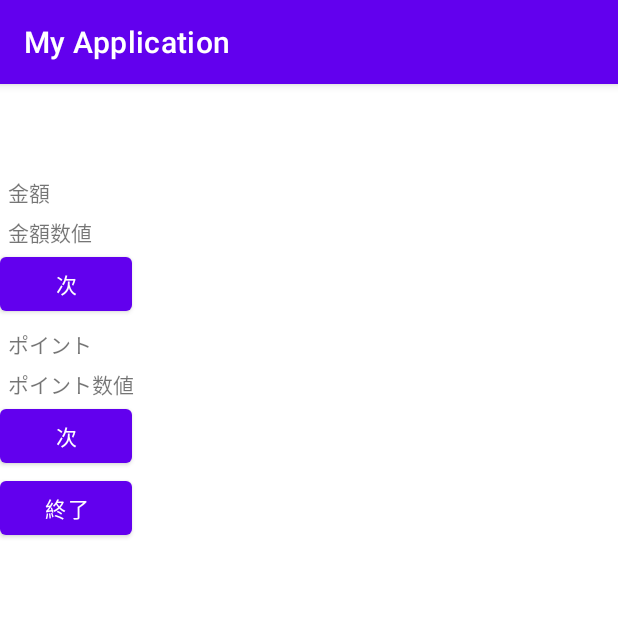
After one commit to tomoya1031/android-practice, an Android app: the Total screen opened directly, with no data from a screen before it, on a phone screen of 412 x 824 dp, the top half of it. The commit adds this screen. Run offline under Robolectric (Android 15) with nearby library versions, the phone set to English and light mode, and no system bars; 2 statements that could not run were skipped.

Commit message:
金額入力画面作成

```diff
--- a/app/src/main/AndroidManifest.xml
+++ b/app/src/main/AndroidManifest.xml
@@ -27,6 +27,10 @@
         <activity android:name=".QrReadView"
             android:label="QRコード読取">
         </activity>
+        <activity android:name=".Price"/>
+        <activity android:name=".Point"/>
+        <activity android:name=".Total"/>
+
         <activity
             android:name="com.journeyapps.barcodescanner.CaptureActivity"
             android:screenOrientation="fullSensor"
--- a/app/src/main/java/com/example/myapplication/QrReadView.java
+++ b/app/src/main/java/com/example/myapplication/QrReadView.java
@@ -40,6 +40,8 @@ public class QrReadView extends AppCompatActivity {
 //                    Intent intent = new Intent(getApplication(), QrRead.class);
 //                    startActivity(intent);
 //                }
+                Intent intent = new Intent(getApplication(), QrReadView.class);
+                startActivity(intent);
             }
         });
 //        bt.setOnClickListener(v -> {
--- /dev/null
+++ b/app/src/main/java/com/example/myapplication/Total.java
@@ -0,0 +1,64 @@
+package com.example.myapplication;
+
+import android.app.Activity;
+import android.content.Intent;
+import android.os.Bundle;
+import android.view.View;
+import android.widget.Button;
+import android.widget.EditText;
+import android.widget.TextView;
+
+import androidx.appcompat.app.AppCompatActivity;
+
+import com.example.myapplication.Util.TempDataUtil;
+import com.example.myapplication.dto.PriceDto;
+
+import org.w3c.dom.Text;
+
+
+public class Total extends AppCompatActivity implements View.OnClickListener {
+
+    private PriceDto dto;
+
+    @Override
+    protected void onCreate(Bundle savedInstanceState) {
+        super.onCreate(savedInstanceState);
+        setContentView(R.layout.total);
+
+        Intent intent = getIntent();
+        dto = (PriceDto)intent.getSerializableExtra("price_dto");
+
+        TextView editTextPrice = findViewById(R.id.price);
+        TextView editTextPoint = findViewById(R.id.point);
+        editTextPrice.setText(dto.getPrice());
+        editTextPoint.setText(dto.getPoint());
+
+        findViewById(R.id.button1).setOnClickListener(this);
+        findViewById(R.id.button2).setOnClickListener(this);
+        findViewById(R.id.button3).setOnClickListener(this);
+    }
+    /**
+     * 画面のボタンがタップされた時の処理
+     * @param view
+     */
+    public void onClick(View view) {
+        Intent intent = new Intent(getApplication(), MainActivity.class);
+        switch (view.getId()) {
+            case R.id.button3:
+                // ボタン「終了」がタップされたとき
+                break;
+            case R.id.button1:
+                // ボタン「TEST」がタップされたとき
+                intent = new Intent(getApplication(), Price.class);
+                intent.putExtra("price_dto",dto);
+                break;
+            case R.id.button2:
+                // ボタン「TEST」がタップされたとき
+                intent = new Intent(getApplication(), Point.class);
+                intent.putExtra("price_dto",dto);
+                break;
+        }
+        startActivity(intent);
+    }
+
+}
--- /dev/null
+++ b/app/src/main/res/layout/total.xml
@@ -0,0 +1,89 @@
+<?xml version="1.0" encoding="utf-8"?>
+<androidx.constraintlayout.widget.ConstraintLayout xmlns:android="http://schemas.android.com/apk/res/android"
+    xmlns:app="http://schemas.android.com/apk/res-auto"
+    xmlns:tools="http://schemas.android.com/tools"
+    android:id="@+id/container"
+    android:layout_width="match_parent"
+    android:layout_height="match_parent"
+    android:paddingTop="?attr/actionBarSize">
+
+
+    <LinearLayout
+        android:id="@+id/qrReaderLayout"
+        android:layout_width="match_parent"
+        android:layout_height="match_parent"
+        android:orientation="vertical"
+        tools:layout_editor_absoluteX="29dp"
+        tools:layout_editor_absoluteY="64dp">
+        <TextView
+            android:paddingTop="5dp"
+            android:paddingLeft="5dp"
+            android:id="@+id/text1"
+            android:layout_width="match_parent"
+            android:layout_height="wrap_content"
+            app:layout_constraintLeft_toLeftOf="parent"
+            app:layout_constraintRight_toRightOf="parent"
+            android:text="金額"
+            />
+
+        <TextView
+            android:id="@+id/price"
+            android:layout_width="match_parent"
+            android:layout_height="wrap_content"
+            android:paddingLeft="5dp"
+            android:paddingTop="5dp"
+            android:text="金額数値"
+            app:layout_constraintLeft_toLeftOf="parent"
+            app:layout_constraintRight_toRightOf="parent"
+            tools:layout_editor_absoluteY="32dp" />
+
+        <Button
+            android:id="@+id/button1"
+            android:layout_width="wrap_content"
+            android:layout_height="wrap_content"
+            android:text="次"
+            tools:layout_editor_absoluteX="0dp"
+            tools:layout_editor_absoluteY="80dp" />
+
+        <TextView
+            android:id="@+id/text2"
+            android:layout_width="match_parent"
+            android:layout_height="wrap_content"
+            android:paddingLeft="5dp"
+            android:paddingTop="5dp"
+            android:text="ポイント"
+            app:layout_constraintHorizontal_bias="0.0"
+            app:layout_constraintLeft_toLeftOf="parent"
+            app:layout_constraintRight_toRightOf="parent"
+            tools:layout_editor_absoluteY="153dp" />
+
+        <TextView
+            android:id="@+id/point"
+            android:layout_width="match_parent"
+            android:layout_height="wrap_content"
+            android:paddingLeft="5dp"
+            android:paddingTop="5dp"
+            android:text="ポイント数値"
+            app:layout_constraintHorizontal_bias="0.0"
+            app:layout_constraintLeft_toLeftOf="parent"
+            app:layout_constraintRight_toRightOf="parent"
+            tools:layout_editor_absoluteY="197dp" />
+
+        <Button
+            android:id="@+id/button2"
+            android:layout_width="wrap_content"
+            android:layout_height="wrap_content"
+            android:text="次"
+            tools:layout_editor_absoluteX="0dp"
+            tools:layout_editor_absoluteY="253dp" />
+
+        <Button
+            android:id="@+id/button3"
+            android:layout_width="wrap_content"
+            android:layout_height="wrap_content"
+            android:text="終了"
+            tools:layout_editor_absoluteX="7dp"
+            tools:layout_editor_absoluteY="434dp" />
+    </LinearLayout>
+
+</androidx.constraintlayout.widget.ConstraintLayout>
--- a/app/src/main/res/values/strings.xml
+++ b/app/src/main/res/values/strings.xml
@@ -4,6 +4,9 @@
     <string name="title_dashboard">Dashboard</string>
     <string name="title_notifications">Notifications</string>
     <string name="hello_world">hello_world</string>
+    <string name="err_01">数値を入力して下さい</string>
+    <string name="err_02">0以上の数値を入力して下さい</string>
+    <string name="err_03">正の整数値を入力して下さい</string>
     <string-array name="temp">
         <item>
             日付：$time\
```
Also changed, not shown: app/src/main/java/com/example/myapplication/MainActivity.java (+14 -3 lines), app/src/main/java/com/example/myapplication/Point.java (added, +74 -0 lines), app/src/main/java/com/example/myapplication/Price.java (added, +70 -0 lines), app/src/main/java/com/example/myapplication/Util/ErrorCheckUtil.java (added, +29 -0 lines), app/src/main/java/com/example/myapplication/Util/TempDataUtil.java (added, +53 -0 lines), app/src/main/java/com/example/myapplication/dto/PriceDto.java (added, +42 -0 lines), app/src/main/res/layout/activity_main.xml (+24 -7 lines), app/src/main/res/layout/point.xml (added, +59 -0 lines), app/src/main/res/layout/price.xml (added, +67 -0 lines).
